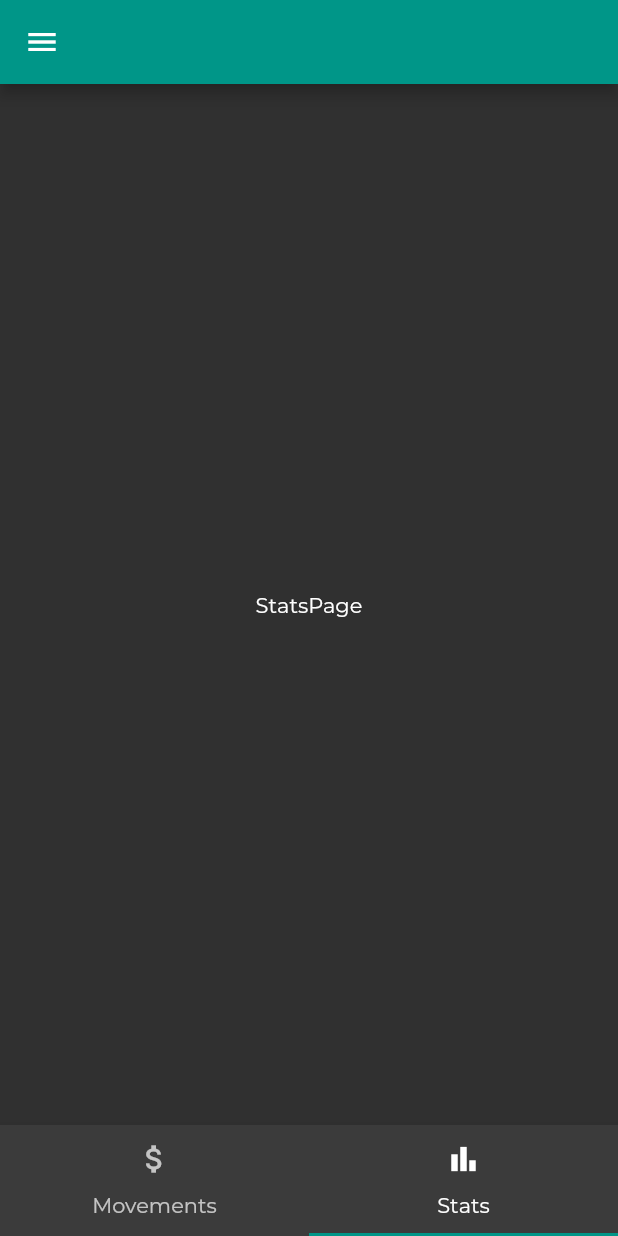
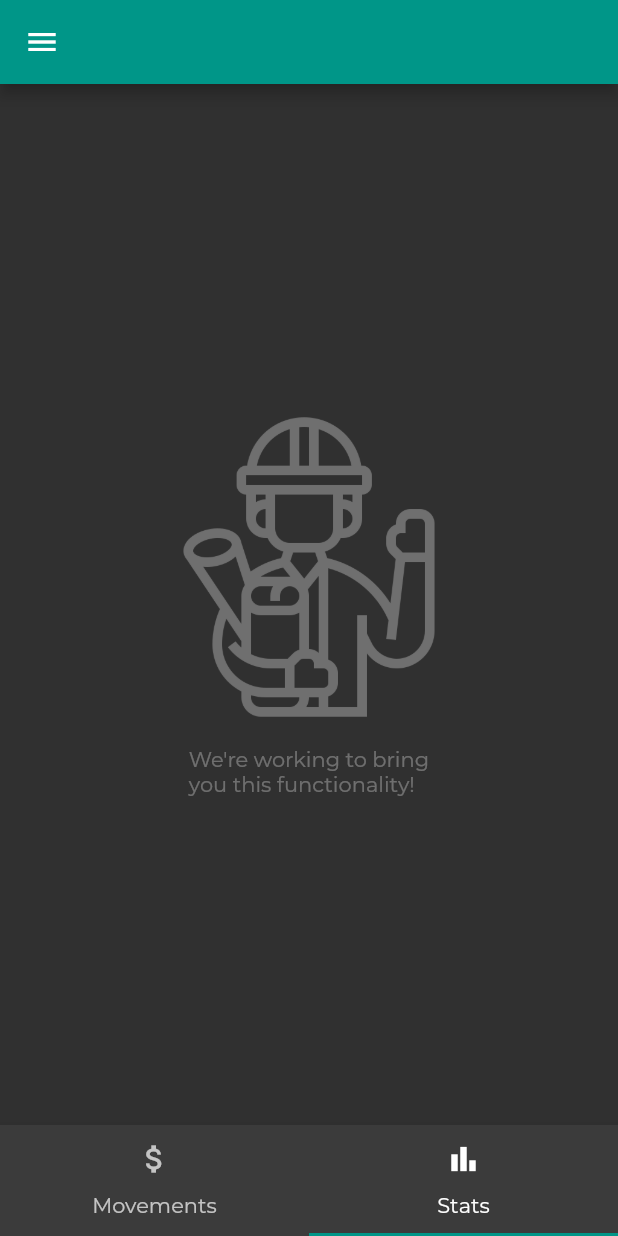
Before and after one commit to hectoraguirre18/my_money, a Flutter app: the HomeScreen screen opened directly, tab 2 chosen, on a phone screen of 412 x 824 dp. Run offline on Flutter 3.47's test engine with Material 2 defaults, Android fonts, the phone set to English and light mode, and no system bars; our stand-ins replace sembast; accounts and stored records are empty.

```diff
--- a/lib/screens/stats_page.dart
+++ b/lib/screens/stats_page.dart
@@ -4,10 +4,23 @@ class StatsPage extends StatelessWidget {
   @override
   Widget build(BuildContext context) {
     return Center(
-      child: Text(
-        'StatsPage',
-        style: TextStyle(
-          color: Colors.white
+      child: Opacity(
+        opacity: 0.3,
+        child: Column(
+          mainAxisSize: MainAxisSize.min,
+          children: [
+            Image.asset(
+              'assets/images/work_in_progress.png',
+              width: MediaQuery.of(context).size.width*0.5,
+            ),
+            SizedBox(height: 16),
+            Text(
+              'We\'re working to bring\nyou this functionality!',
+              style: TextStyle(
+                color: Colors.white,
+              ),
+            )
+          ],
         ),
       ),
     );
```
Also changed, not shown: assets/images/work_in_progress.png (added).
